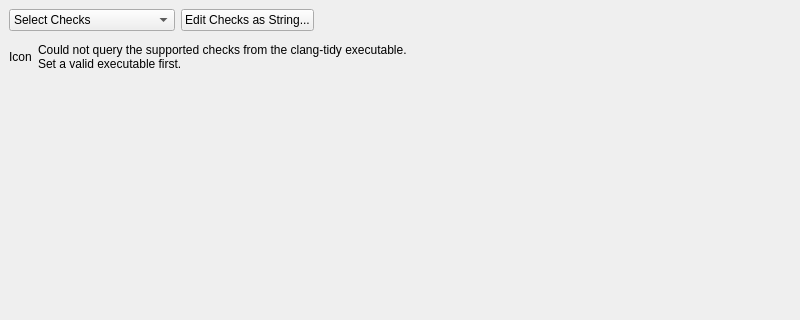
This is src/plugins/clangtools/tidychecks.ui in qt-creator/qt-creator as Qt 5 draws it before an edit; both pictures show x 0 to 800 and y 0 to 320 of the 800 by 500 pixel window. The edited form follows.
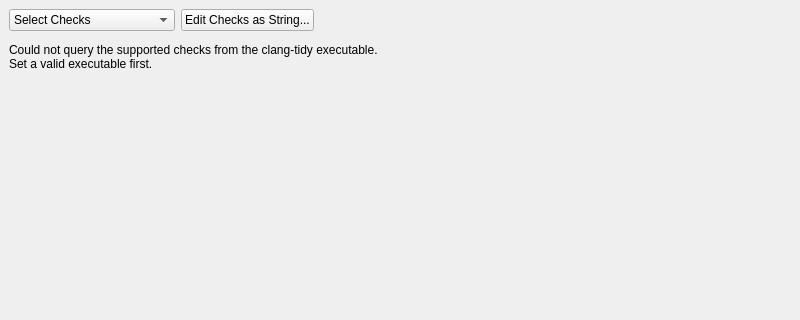
This is the edited form. The open tabs and pages were chosen to show the change. Custom widgets are drawn as their Qt base class.

Commit message:
ClangTools: Use Utils::InfoLabel in DiagnosticConfigsWidget
Task-number: QTCREATORBUG-23346

Diff of the .ui file:
```diff
--- a/src/plugins/clangtools/tidychecks.ui
+++ b/src/plugins/clangtools/tidychecks.ui
@@ -129,16 +129,7 @@
         <number>0</number>
        </property>
        <item>
-        <layout class="QHBoxLayout" name="horizontalLayout_2">
-         <item>
-          <widget class="QLabel" name="invalidExecutableIcon">
-           <property name="text">
-            <string>Icon</string>
-           </property>
-          </widget>
-         </item>
-         <item>
-          <widget class="QLabel" name="invalidExecutableLabel">
+        <widget class="Utils::InfoLabel" name="invalidExecutableLabel">
            <property name="text">
             <string>Could not query the supported checks from the clang-tidy executable.
 Set a valid executable first.</string>
@@ -149,21 +140,6 @@
           </widget>
          </item>
          <item>
-          <spacer name="horizontalSpacer_2">
-           <property name="orientation">
-            <enum>Qt::Horizontal</enum>
-           </property>
-           <property name="sizeHint" stdset="0">
-            <size>
-             <width>40</width>
-             <height>20</height>
-            </size>
-           </property>
-          </spacer>
-         </item>
-        </layout>
-       </item>
-       <item>
         <spacer name="verticalSpacer">
          <property name="orientation">
           <enum>Qt::Vertical</enum>
@@ -182,6 +158,13 @@
    </item>
   </layout>
  </widget>
+ <customwidgets>
+  <customwidget>
+   <class>Utils::InfoLabel</class>
+   <extends>QLabel</extends>
+   <header location="global">utils/infolabel.h</header>
+  </customwidget>
+ </customwidgets>
  <resources/>
  <connections/>
 </ui>
```
Lines whose indentation alone changed are shown as unchanged. The commit also changes 2 other files.
